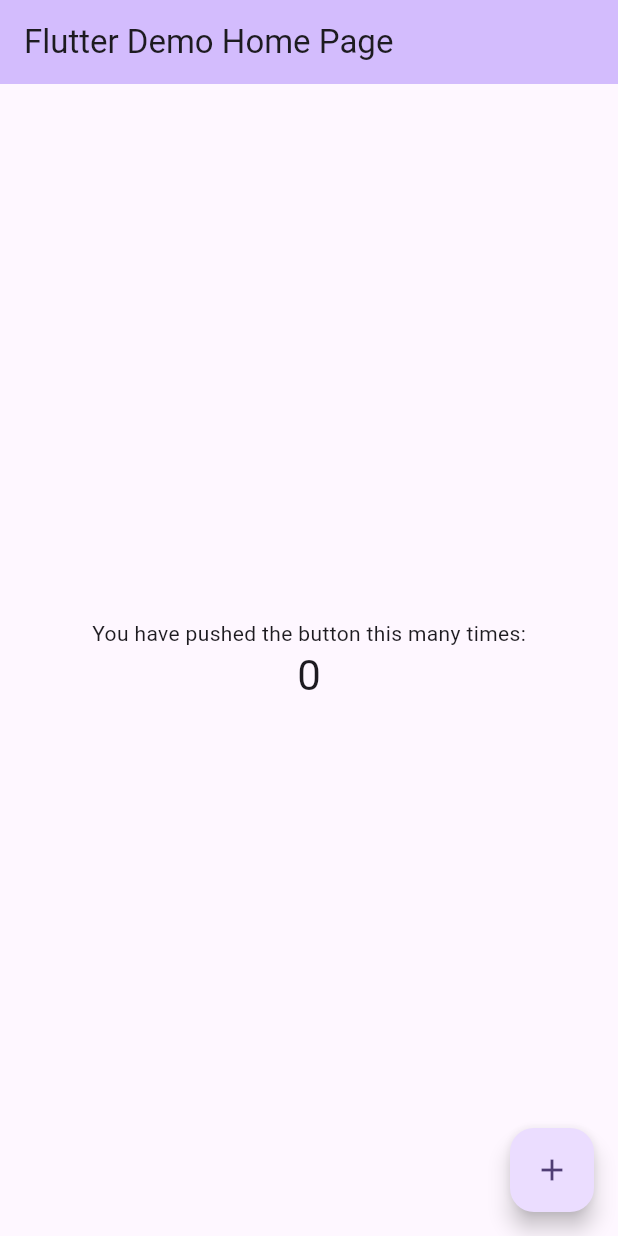
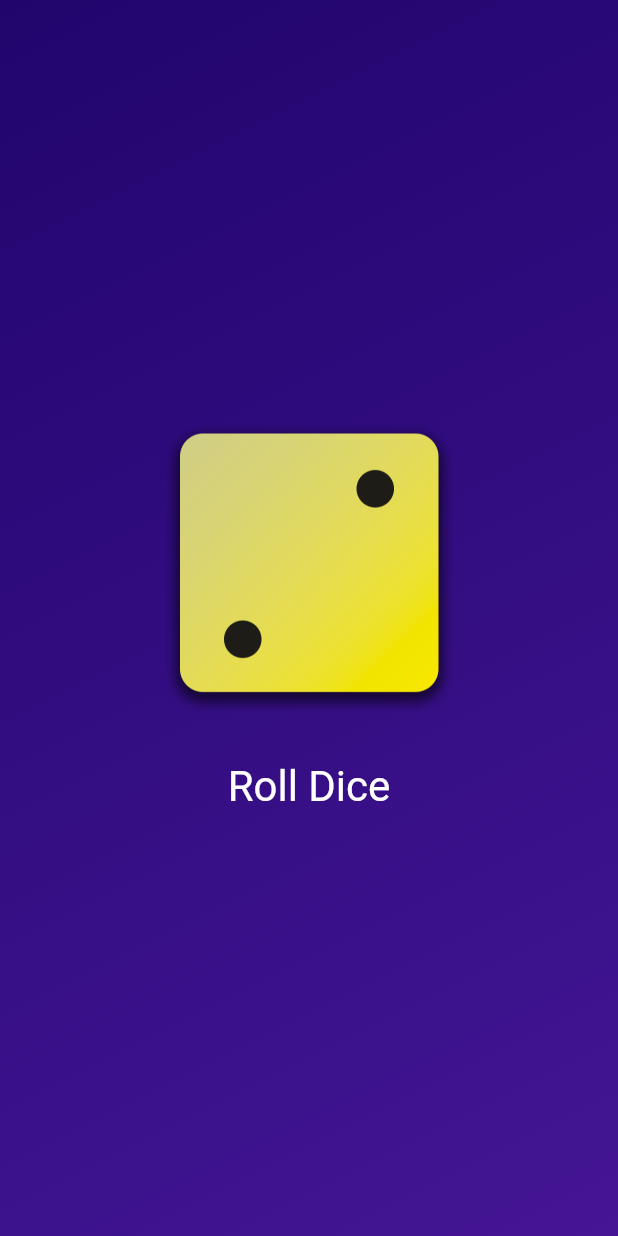
Before and after one commit to matthewserafica01/dice_game, a Flutter app: the screen it shows after launch, on a phone screen of 412 x 824 dp. Run offline on Flutter 3.47's test engine with Material 3 defaults, Android fonts, the phone set to English and light mode, and no system bars.

Commit message:
update complete project: diceroll

```diff
--- /dev/null
+++ b/lib/dice_roller.dart
@@ -0,0 +1,51 @@
+import 'dart:math';
+import 'package:flutter/material.dart';
+
+final randomizer = Random();
+
+class DiceRoller extends StatefulWidget {
+  const DiceRoller({super.key});
+
+  @override
+  State<DiceRoller> createState() {
+    return _DiceRollerState();
+  }
+}
+
+class _DiceRollerState extends State<DiceRoller> {
+  var currentDiceRoll = 2;
+
+  void rollDice() {
+    setState(() {
+      currentDiceRoll = randomizer.nextInt(6) + 1;
+    });
+  }
+
+  @override
+  Widget build(context) {
+    return Column(
+      mainAxisSize: MainAxisSize.min,
+      children: [
+        Image.asset(
+          'assets/images/dice-$currentDiceRoll.png',
+          width: 200,
+        ),
+        const SizedBox(
+          height: 25,
+        ),
+        TextButton(
+          onPressed: rollDice,
+          style: TextButton.styleFrom(
+              /* padding: const EdgeInsets.only(
+                    top: 20,
+                  ), */
+              foregroundColor: Colors.white,
+              textStyle: const TextStyle(
+                fontSize: 28,
+              )),
+          child: const Text('Roll Dice'),
+        )
+      ],
+    );
+  }
+}
--- /dev/null
+++ b/lib/gradient_container.dart
@@ -0,0 +1,55 @@
+import 'package:flutter/material.dart';
+import 'package:flutter_first_app/dice_roller.dart';
+
+const startAlignment = Alignment.topLeft;
+const endAlignment = Alignment.bottomRight;
+
+class GradientContainer extends StatelessWidget {
+  const GradientContainer(this.color1, this.color2, {super.key});
+
+  const GradientContainer.purple({super.key})
+      : color1 = const Color.fromARGB(255, 29, 0, 79),
+        color2 = const Color.fromARGB(255, 76, 3, 82);
+
+  final Color color1;
+  final Color color2;
+
+
+  @override
+  Widget build(context) {
+    return Container(
+      decoration: BoxDecoration(
+        gradient: LinearGradient(
+          colors: [color1, color2],
+          begin: startAlignment,
+          end: endAlignment,
+        ),
+      ),
+      child: const Center(
+        child: DiceRoller(),
+      ),
+    );
+  }
+}
+
+/* class GradientContainer extends StatelessWidget {
+  const GradientContainer({super.key, required this.colors});
+
+  final List<Color> colors;
+
+  @override
+  Widget build(context) {
+    return Container(
+      decoration: BoxDecoration(
+        gradient: LinearGradient(
+          colors: colors,
+          begin: startAlignment,
+          end: endAlignment,
+        ),
+      ),
+      child: const Center(
+        child: StyledText('Hello there!', Colors.white, 30),
+      ),
+    );
+  }
+} */
--- a/lib/main.dart
+++ b/lib/main.dart
@@ -1,125 +1,15 @@
 import 'package:flutter/material.dart';
+import 'package:flutter_first_app/gradient_container.dart';
 
 void main() {
-  runApp(const MyApp());
-}
-
-class MyApp extends StatelessWidget {
-  const MyApp({super.key});
-
-  // This widget is the root of your application.
-  @override
-  Widget build(BuildContext context) {
-    return MaterialApp(
-      title: 'Flutter Demo',
-      theme: ThemeData(
-        // This is the theme of your application.
-        //
-        // TRY THIS: Try running your application with "flutter run". You'll see
-        // the application has a purple toolbar. Then, without quitting the app,
-        // try changing the seedColor in the colorScheme below to Colors.green
-        // and then invoke "hot reload" (save your changes or press the "hot
-        // reload" button in a Flutter-supported IDE, or press "r" if you used
-        // the command line to start the app).
-        //
-        // Notice that the counter didn't reset back to zero; the application
-        // state is not lost during the reload. To reset the state, use hot
-        // restart instead.
-        //
-        // This works for code too, not just values: Most code changes can be
-        // tested with just a hot reload.
-        colorScheme: ColorScheme.fromSeed(seedColor: Colors.deepPurple),
-        useMaterial3: true,
-      ),
-      home: const MyHomePage(title: 'Flutter Demo Home Page'),
-    );
-  }
-}
-
-class MyHomePage extends StatefulWidget {
-  const MyHomePage({super.key, required this.title});
-
-  // This widget is the home page of your application. It is stateful, meaning
-  // that it has a State object (defined below) that contains fields that affect
-  // how it looks.
-
-  // This class is the configuration for the state. It holds the values (in this
-  // case the title) provided by the parent (in this case the App widget) and
-  // used by the build method of the State. Fields in a Widget subclass are
-  // always marked "final".
-
-  final String title;
-
-  @override
-  State<MyHomePage> createState() => _MyHomePageState();
-}
-
-class _MyHomePageState extends State<MyHomePage> {
-  int _counter = 0;
-
-  void _incrementCounter() {
-    setState(() {
-      // This call to setState tells the Flutter framework that something has
-      // changed in this State, which causes it to rerun the build method below
-      // so that the display can reflect the updated values. If we changed
-      // _counter without calling setState(), then the build method would not be
-      // called again, and so nothing would appear to happen.
-      _counter++;
-    });
-  }
-
-  @override
-  Widget build(BuildContext context) {
-    // This method is rerun every time setState is called, for instance as done
-    // by the _incrementCounter method above.
-    //
-    // The Flutter framework has been optimized to make rerunning build methods
-    // fast, so that you can just rebuild anything that needs updating rather
-    // than having to individually change instances of widgets.
-    return Scaffold(
-      appBar: AppBar(
-        // TRY THIS: Try changing the color here to a specific color (to
-        // Colors.amber, perhaps?) and trigger a hot reload to see the AppBar
-        // change color while the other colors stay the same.
-        backgroundColor: Theme.of(context).colorScheme.inversePrimary,
-        // Here we take the value from the MyHomePage object that was created by
-        // the App.build method, and use it to set our appbar title.
-        title: Text(widget.title),
-      ),
-      body: Center(
-        // Center is a layout widget. It takes a single child and positions it
-        // in the middle of the parent.
-        child: Column(
-          // Column is also a layout widget. It takes a list of children and
-          // arranges them vertically. By default, it sizes itself to fit its
-          // children horizontally, and tries to be as tall as its parent.
-          //
-          // Column has various properties to control how it sizes itself and
-          // how it positions its children. Here we use mainAxisAlignment to
-          // center the children vertically; the main axis here is the vertical
-          // axis because Columns are vertical (the cross axis would be
-          // horizontal).
-          //
-          // TRY THIS: Invoke "debug painting" (choose the "Toggle Debug Paint"
-          // action in the IDE, or press "p" in the console), to see the
-          // wireframe for each widget.
-          mainAxisAlignment: MainAxisAlignment.center,
-          children: <Widget>[
-            const Text(
-              'You have pushed the button this many times:',
-            ),
-            Text(
-              '$_counter',
-              style: Theme.of(context).textTheme.headlineMedium,
-            ),
-          ],
+  runApp(
+    const MaterialApp(
+      home: Scaffold(
+        body: GradientContainer(
+          Color.fromARGB(255, 33, 5, 109),
+          Color.fromARGB(255, 68, 21, 149),
         ),
       ),
-      floatingActionButton: FloatingActionButton(
-        onPressed: _incrementCounter,
-        tooltip: 'Increment',
-        child: const Icon(Icons.add),
-      ), // This trailing comma makes auto-formatting nicer for build methods.
-    );
-  }
+    ),
+  );
 }
```
Also changed, not shown: lib/styled_text.dart (added, +22 -0 lines), pubspec.yaml (+7 -3 lines), assets/images/dice-1.png (added), assets/images/dice-2.png (added), assets/images/dice-3.png (added), assets/images/dice-4.png (added), assets/images/dice-5.png (added), assets/images/dice-6.png (added).
